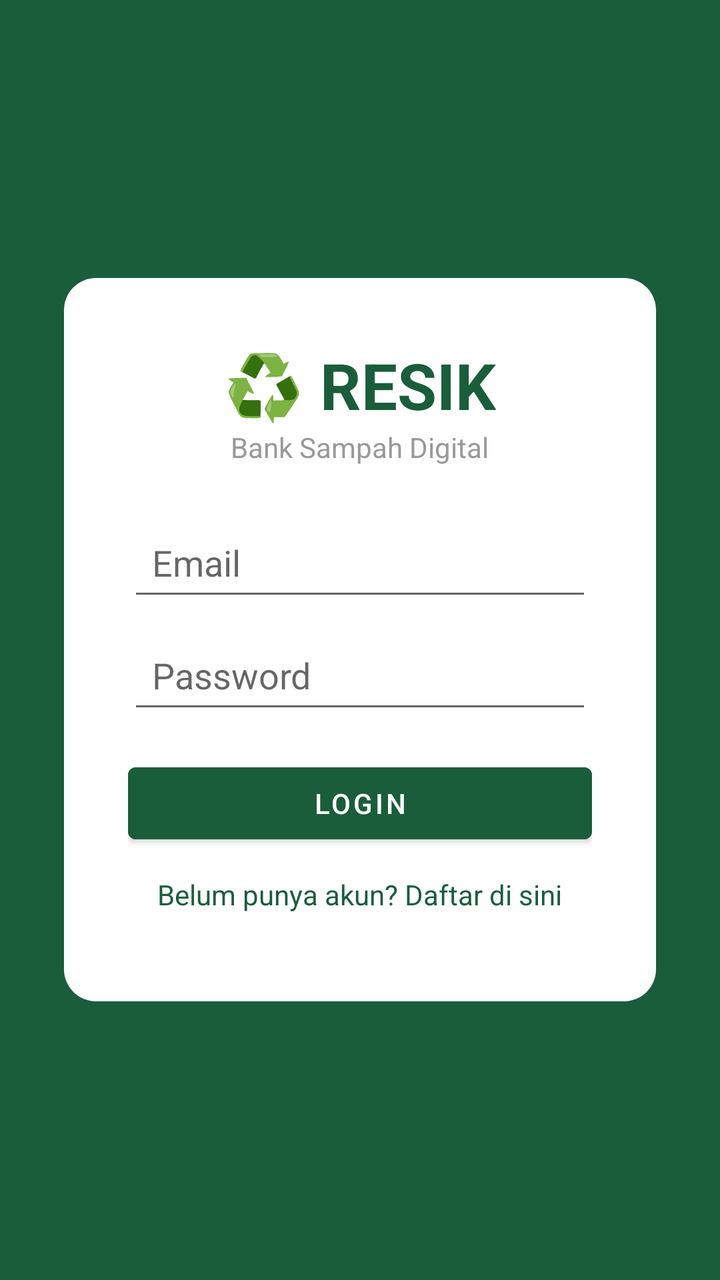
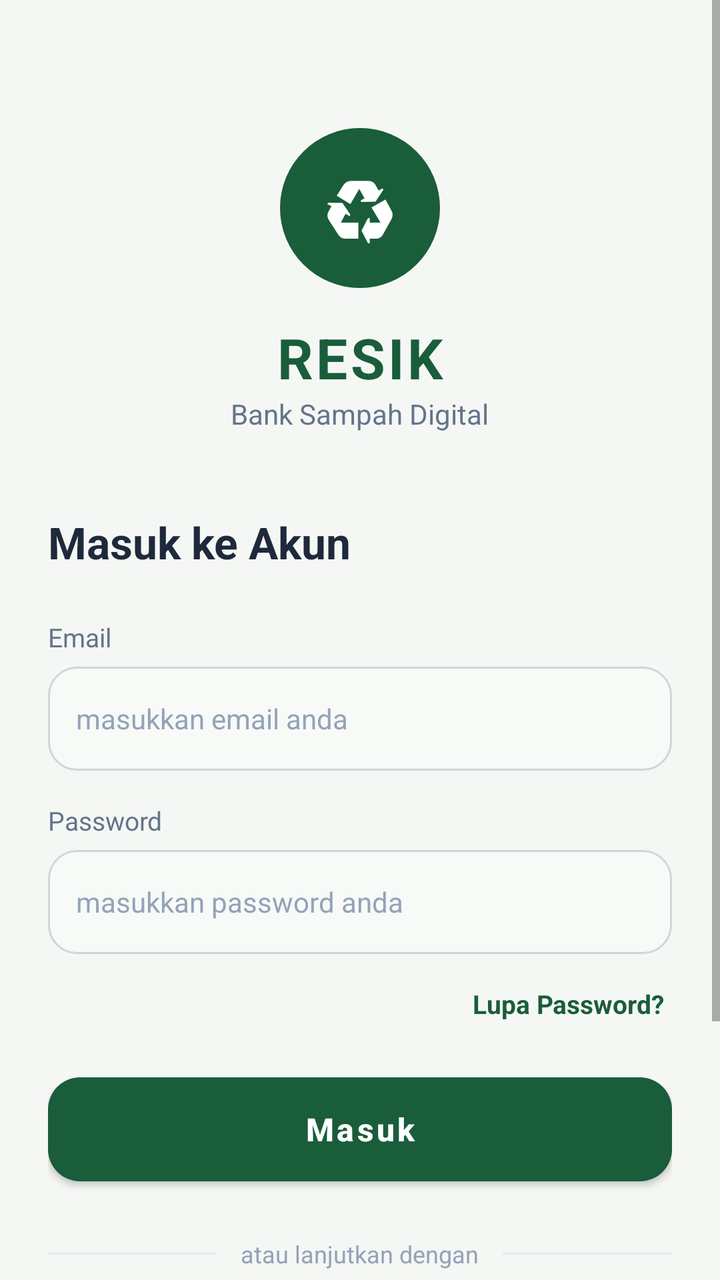

Two renders of the same Android screen: before a commit and after it. Below are the layout's source before the change and the commit's diff.
<!-- AndroidManifest.xml: application theme Theme.RESIK -->
<!-- res/layout/activity_login.xml -->
<?xml version="1.0" encoding="utf-8"?>
<LinearLayout xmlns:android="http://schemas.android.com/apk/res/android"
    android:layout_width="match_parent"
    android:layout_height="match_parent"
    android:orientation="vertical"
    android:background="#1a5d3a"
    android:gravity="center"
    android:padding="32dp">

    <LinearLayout
        android:layout_width="match_parent"
        android:layout_height="wrap_content"
        android:orientation="vertical"
        android:background="@drawable/card_bg"
        android:padding="32dp"
        android:gravity="center">

        <TextView
            android:layout_width="wrap_content"
            android:layout_height="wrap_content"
            android:text="♻️ RESIK"
            android:textSize="32sp"
            android:textStyle="bold"
            android:textColor="#1a5d3a" />

        <TextView
            android:layout_width="wrap_content"
            android:layout_height="wrap_content"
            android:text="Bank Sampah Digital"
            android:textSize="14sp"
            android:textColor="#999"
            android:layout_marginBottom="24dp" />

        <EditText
            android:id="@+id/emailField"
            android:layout_width="match_parent"
            android:layout_height="wrap_content"
            android:hint="Email"
            android:inputType="textEmailAddress"
            android:padding="12dp" />

        <EditText
            android:id="@+id/passwordField"
            android:layout_width="match_parent"
            android:layout_height="wrap_content"
            android:hint="Password"
            android:inputType="textPassword"
            android:padding="12dp"
            android:layout_marginTop="8dp" />

        <Button
            android:id="@+id/loginBtn"
            android:layout_width="match_parent"
            android:layout_height="wrap_content"
            android:text="LOGIN"
            android:layout_marginTop="16dp"
            android:backgroundTint="#1a5d3a" />

        <TextView
            android:id="@+id/registerLink"
            android:layout_width="wrap_content"
            android:layout_height="wrap_content"
            android:text="Belum punya akun? Daftar di sini"
            android:textColor="#1a5d3a"
            android:padding="12dp" />
    </LinearLayout>
</LinearLayout>
<!-- resources referenced by this layout -->
<resources>
  <!-- drawable card_bg (drawable) -->
  <?xml version="1.0" encoding="utf-8"?>
  <shape xmlns:android="http://schemas.android.com/apk/res/android"
      android:shape="rectangle">
      <solid android:color="#FFFFFF" />
      <corners android:radius="16dp" />
      <padding android:left="16dp" android:top="16dp" android:right="16dp" android:bottom="16dp" />
  </shape>
  <style name="Theme.RESIK" parent="Theme.MaterialComponents.Light.NoActionBar">
          <item name="colorPrimary">#1a5d3a</item>
          <item name="colorPrimaryVariant">#2d7a4f</item>
          <item name="colorOnPrimary">#FFFFFF</item>
          <item name="colorSecondary">#f39c12</item>
          <item name="colorOnSecondary">#FFFFFF</item>
          <item name="android:windowBackground">#f4f6f4</item>
      </style>
</resources>

<!-- the commit's change to res/layout/activity_login.xml (unified diff, before → after) -->
@@ -1,67 +1,248 @@
 <?xml version="1.0" encoding="utf-8"?>
-<LinearLayout xmlns:android="http://schemas.android.com/apk/res/android"
+<ScrollView xmlns:android="http://schemas.android.com/apk/res/android"
     android:layout_width="match_parent"
     android:layout_height="match_parent"
-    android:orientation="vertical"
-    android:background="#1a5d3a"
-    android:gravity="center"
-    android:padding="32dp">
+    android:background="@color/bg_light"
+    android:fillViewport="true">
 
     <LinearLayout
         android:layout_width="match_parent"
         android:layout_height="wrap_content"
         android:orientation="vertical"
-        android:background="@drawable/card_bg"
-        android:padding="32dp"
-        android:gravity="center">
-
-        <TextView
-            android:layout_width="wrap_content"
-            android:layout_height="wrap_content"
-            android:text="♻️ RESIK"
-            android:textSize="32sp"
-            android:textStyle="bold"
-            android:textColor="#1a5d3a" />
-
-        <TextView
-            android:layout_width="wrap_content"
-            android:layout_height="wrap_content"
-            android:text="Bank Sampah Digital"
+        android:padding="24dp">
+
+        <View
+            android:layout_width="0dp"
+            android:layout_height="40dp" />
+
+        <LinearLayout
+            android:layout_width="80dp"
+            android:layout_height="80dp"
+            android:background="@drawable/logo_circle_green"
+            android:gravity="center"
+            android:layout_gravity="center"
+            android:layout_marginBottom="16dp">
+
+            <TextView
+                android:layout_width="wrap_content"
+                android:layout_height="wrap_content"
+                android:text="♻"
+                android:textSize="40sp"
+                android:textColor="@color/white" />
+        </LinearLayout>
+
+        <TextView
+            android:layout_width="wrap_content"
+            android:layout_height="wrap_content"
+            android:text="RESIK"
+            android:textSize="28sp"
+            android:textStyle="bold"
+            android:textColor="@color/green_primary"
+            android:layout_gravity="center"
+            android:letterSpacing="0.05" />
+
+        <TextView
+            android:layout_width="wrap_content"
+            android:layout_height="wrap_content"
+            android:text="@string/tagline"
             android:textSize="14sp"
-            android:textColor="#999"
+            android:textColor="@color/text_secondary"
+            android:layout_gravity="center"
+            android:layout_marginBottom="40dp" />
+
+        <TextView
+            android:layout_width="wrap_content"
+            android:layout_height="wrap_content"
+            android:text="Masuk ke Akun"
+            android:textSize="22sp"
+            android:textStyle="bold"
+            android:textColor="@color/text_primary"
             android:layout_marginBottom="24dp" />
+
+        <TextView
+            android:layout_width="wrap_content"
+            android:layout_height="wrap_content"
+            android:text="@string/email"
+            android:textSize="13sp"
+            android:textColor="@color/text_secondary"
+            android:layout_marginBottom="6dp" />
 
         <EditText
             android:id="@+id/emailField"
             android:layout_width="match_parent"
-            android:layout_height="wrap_content"
-            android:hint="Email"
+            android:layout_height="52dp"
+            android:background="@drawable/edittext_bg"
+            android:hint="masukkan email anda"
             android:inputType="textEmailAddress"
-            android:padding="12dp" />
+            android:padding="14dp"
+            android:textSize="14sp"
+            android:textColor="@color/text_primary"
+            android:textColorHint="@color/text_hint" />
+
+        <TextView
+            android:layout_width="wrap_content"
+            android:layout_height="wrap_content"
+            android:text="@string/password"
+            android:textSize="13sp"
+            android:textColor="@color/text_secondary"
+            android:layout_marginTop="16dp"
+            android:layout_marginBottom="6dp" />
 
         <EditText
             android:id="@+id/passwordField"
             android:layout_width="match_parent"
-            android:layout_height="wrap_content"
-            android:hint="Password"
+            android:layout_height="52dp"
+            android:background="@drawable/edittext_bg"
+            android:hint="masukkan password anda"
             android:inputType="textPassword"
-            android:padding="12dp"
-            android:layout_marginTop="8dp" />
+            android:padding="14dp"
+            android:textSize="14sp"
+            android:textColor="@color/text_primary"
+            android:textColorHint="@color/text_hint" />
+
+        <TextView
+            android:id="@+id/forgotPasswordLink"
+            android:layout_width="wrap_content"
+            android:layout_height="wrap_content"
+            android:text="@string/forgot_password"
+            android:textSize="13sp"
+            android:textColor="@color/green_primary"
+            android:textStyle="bold"
+            android:layout_gravity="end"
+            android:layout_marginTop="12dp"
+            android:padding="4dp" />
 
         <Button
             android:id="@+id/loginBtn"
             android:layout_width="match_parent"
-            android:layout_height="wrap_content"
-            android:text="LOGIN"
-            android:layout_marginTop="16dp"
-            android:backgroundTint="#1a5d3a" />
-
-        <TextView
-            android:id="@+id/registerLink"
-            android:layout_width="wrap_content"
-            android:layout_height="wrap_content"
-            android:text="Belum punya akun? Daftar di sini"
-            android:textColor="#1a5d3a"
-            android:padding="12dp" />
+            android:layout_height="52dp"
+            android:text="@string/login"
+            android:textAllCaps="false"
+            android:textSize="16sp"
+            android:textStyle="bold"
+            android:textColor="@color/white"
+            android:background="@drawable/btn_primary"
+            android:layout_marginTop="24dp"
+            android:elevation="4dp" />
+
+        <LinearLayout
+            android:layout_width="match_parent"
+            android:layout_height="wrap_content"
+            android:orientation="horizontal"
+            android:gravity="center"
+            android:layout_marginTop="28dp"
+            android:layout_marginBottom="20dp">
+
+            <View
+                android:layout_width="0dp"
+                android:layout_height="1dp"
+                android:layout_weight="1"
+                android:background="@color/border_light" />
+
+            <TextView
+                android:layout_width="wrap_content"
+                android:layout_height="wrap_content"
+                android:text="@string/or_continue"
+                android:textSize="12sp"
+                android:textColor="@color/text_hint"
+                android:layout_marginStart="12dp"
+                android:layout_marginEnd="12dp" />
+
+            <View
+                android:layout_width="0dp"
+                android:layout_height="1dp"
+                android:layout_weight="1"
+                android:background="@color/border_light" />
+        </LinearLayout>
+
+        <LinearLayout
+            android:layout_width="match_parent"
+            android:layout_height="wrap_content"
+            android:orientation="horizontal"
+            android:gravity="center">
+
+            <LinearLayout
+                android:id="@+id/btnGoogle"
+                android:layout_width="0dp"
+                android:layout_height="48dp"
+                android:layout_weight="1"
+                android:orientation="horizontal"
+                android:background="@drawable/btn_social_bg"
+                android:gravity="center"
+                android:layout_marginEnd="8dp"
+                android:padding="12dp">
+
+                <TextView
+                    android:layout_width="wrap_content"
+                    android:layout_height="wrap_content"
+                    android:text="G"
+                    android:textSize="20sp"
+                    android:textStyle="bold"
+                    android:textColor="@color/blue_google" />
+
+                <TextView
+                    android:layout_width="wrap_content"
+                    android:layout_height="wrap_content"
+                    android:text="Google"
+                    android:textSize="14sp"
+                    android:textColor="@color/text_primary"
+                    android:layout_marginStart="8dp" />
+            </LinearLayout>
+
+            <LinearLayout
+                android:id="@+id/btnFacebook"
+                android:layout_width="0dp"
+                android:layout_height="48dp"
+                android:layout_weight="1"
+                android:orientation="horizontal"
+                android:background="@drawable/btn_social_bg"
+                android:gravity="center"
+                android:layout_marginStart="8dp"
+                android:padding="12dp">
+
+                <TextView
+                    android:layout_width="wrap_content"
+                    android:layout_height="wrap_content"
+                    android:text="f"
+                    android:textSize="22sp"
+                    android:textStyle="bold"
+                    android:textColor="@color/blue_facebook" />
+
+                <TextView
+                    android:layout_width="wrap_content"
+                    android:layout_height="wrap_content"
+                    android:text="Facebook"
+                    android:textSize="14sp"
+                    android:textColor="@color/text_primary"
+                    android:layout_marginStart="8dp" />
+            </LinearLayout>
+        </LinearLayout>
+
+        <LinearLayout
+            android:layout_width="wrap_content"
+            android:layout_height="wrap_content"
+            android:orientation="horizontal"
+            android:layout_gravity="center"
+            android:layout_marginTop="32dp"
+            android:layout_marginBottom="16dp">
+
+            <TextView
+                android:layout_width="wrap_content"
+                android:layout_height="wrap_content"
+                android:text="@string/no_account"
+                android:textSize="14sp"
+                android:textColor="@color/text_secondary" />
+
+            <TextView
+                android:id="@+id/registerLink"
+                android:layout_width="wrap_content"
+                android:layout_height="wrap_content"
+                android:text="@string/sign_up"
+                android:textSize="14sp"
+                android:textStyle="bold"
+                android:textColor="@color/green_primary"
+                android:layout_marginStart="6dp"
+                android:padding="4dp" />
+        </LinearLayout>
     </LinearLayout>
-</LinearLayout>
+</ScrollView>
<!-- resource entries referenced after the edit -->
@@ -1,20 +1,64 @@
 <!-- resources referenced by this layout -->
 <resources>
-  <!-- drawable card_bg (drawable) -->
+  <color name="bg_light">#F5F7F5</color>
+  <color name="blue_facebook">#1877F2</color>
+  <color name="blue_google">#4285F4</color>
+  <color name="border_light">#E2E8F0</color>
+  <color name="green_primary">#1A5D3A</color>
+  <color name="text_hint">#94A3B8</color>
+  <color name="text_primary">#1E293B</color>
+  <color name="text_secondary">#64748B</color>
+  <color name="white">#FFFFFF</color>
+  <!-- drawable btn_primary (drawable) -->
   <?xml version="1.0" encoding="utf-8"?>
   <shape xmlns:android="http://schemas.android.com/apk/res/android"
       android:shape="rectangle">
-      <solid android:color="#FFFFFF" />
+      <solid android:color="@color/green_primary" />
       <corners android:radius="16dp" />
-      <padding android:left="16dp" android:top="16dp" android:right="16dp" android:bottom="16dp" />
   </shape>
+  <!-- drawable btn_social_bg (drawable) -->
+  <?xml version="1.0" encoding="utf-8"?>
+  <shape xmlns:android="http://schemas.android.com/apk/res/android"
+      android:shape="rectangle">
+      <solid android:color="@color/white" />
+      <corners android:radius="12dp" />
+      <stroke android:width="1dp" android:color="@color/border_light" />
+  </shape>
+  <!-- drawable edittext_bg (drawable) -->
+  <?xml version="1.0" encoding="utf-8"?>
+  <shape xmlns:android="http://schemas.android.com/apk/res/android"
+      android:shape="rectangle">
+      <solid android:color="@color/bg_input" />
+      <corners android:radius="14dp" />
+      <stroke android:width="1dp" android:color="@color/border_input" />
+  </shape>
+  <!-- drawable logo_circle_green (drawable) -->
+  <?xml version="1.0" encoding="utf-8"?>
+  <shape xmlns:android="http://schemas.android.com/apk/res/android"
+      android:shape="oval">
+      <solid android:color="@color/green_primary" />
+  </shape>
+  <string name="email">Email</string>
+  <string name="forgot_password">Lupa Password?</string>
+  <string name="login">Masuk</string>
+  <string name="no_account">Belum punya akun?</string>
+  <string name="or_continue">atau lanjutkan dengan</string>
+  <string name="password">Password</string>
+  <string name="sign_up">Daftar di sini</string>
+  <string name="tagline">Bank Sampah Digital</string>
   <style name="Theme.RESIK" parent="Theme.MaterialComponents.Light.NoActionBar">
-          <item name="colorPrimary">#1a5d3a</item>
-          <item name="colorPrimaryVariant">#2d7a4f</item>
-          <item name="colorOnPrimary">#FFFFFF</item>
-          <item name="colorSecondary">#f39c12</item>
-          <item name="colorOnSecondary">#FFFFFF</item>
-          <item name="android:windowBackground">#f4f6f4</item>
+          <item name="colorPrimary">@color/green_primary</item>
+          <item name="colorPrimaryVariant">@color/green_dark</item>
+          <item name="colorOnPrimary">@color/white</item>
+          <item name="colorSecondary">@color/orange_accent</item>
+          <item name="colorOnSecondary">@color/white</item>
+          <item name="android:windowBackground">@color/bg_light</item>
+          <item name="android:statusBarColor">@color/green_primary</item>
+          <item name="android:navigationBarColor">@color/white</item>
       </style>
+  <color name="bg_input">#F8FAF8</color>
+  <color name="border_input">#D1D5DB</color>
+  <color name="green_dark">#0D4E2C</color>
+  <color name="orange_accent">#F39C12</color>
 </resources>
 
